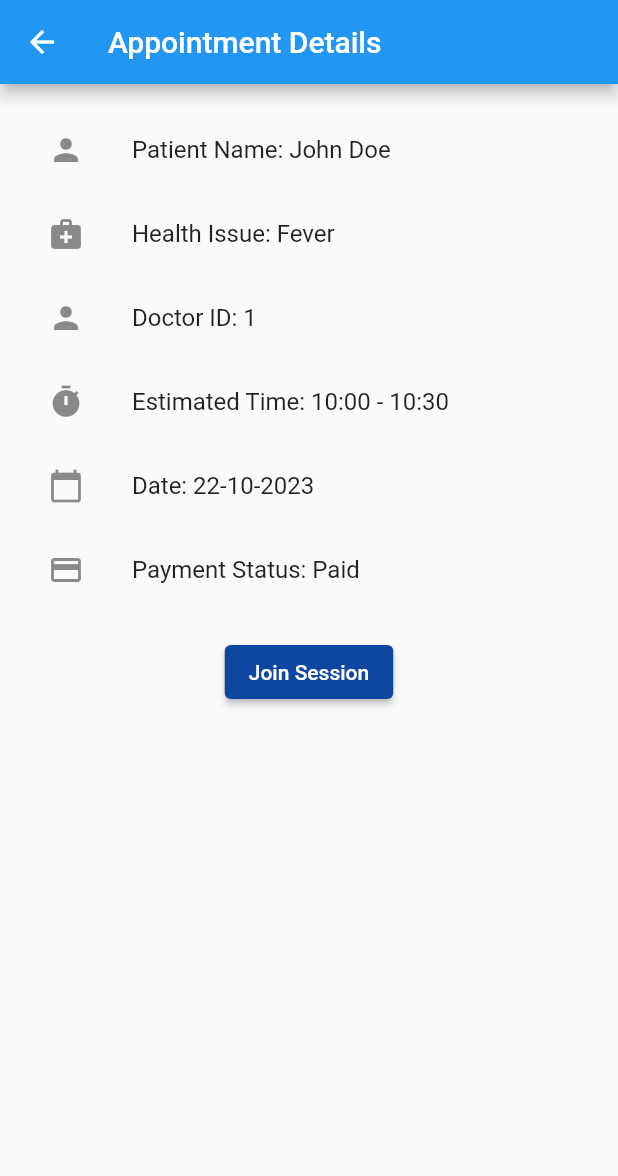
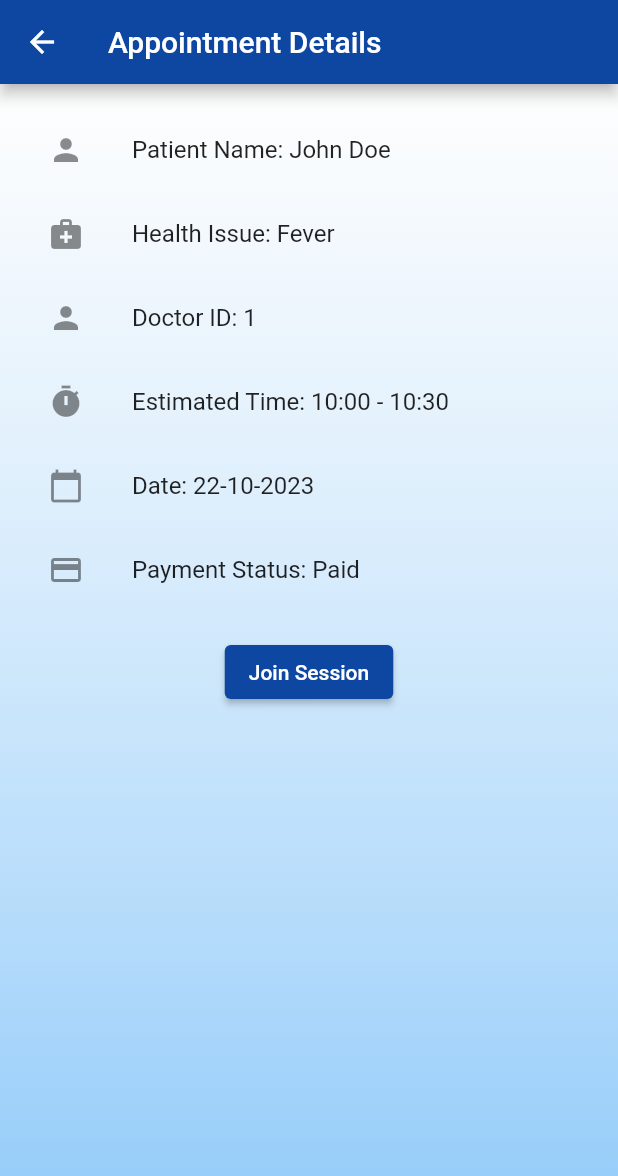
Before and after one commit to sadnamSakib/DP-I, a Flutter app: the AppointmentListPage screen opened directly, after a tap on an icon or button, on a phone screen of 412 x 824 dp. Shown: the top 1176 px of the screen. Run offline on Flutter 3.47's test engine with Material 2 defaults, Android fonts, the phone set to English and light mode, and no system bars; our stand-ins replace cloud_firestore, file_picker, firebase_auth, firebase_core, firebase_storage, fluttertoast and 7 more; missing offline and left inert: android_alarm_manager_plus, openfoodfacts, vertical_weight_slider; accounts and stored records are empty; generated files the repository leaves out were written again.

Commit message:
changes in ui

```diff
--- a/lib/screens/patientInterface/profile/profile.dart
+++ b/lib/screens/patientInterface/profile/profile.dart
@@ -74,7 +74,7 @@ class _ProfileScreenState extends State<ProfileScreen> {
   Widget build(BuildContext context) {
     return Scaffold(
       appBar: AppBar(
-        backgroundColor: Colors.blue.shade800,
+        backgroundColor: Colors.blue.shade900,
         title: Row(
           children: [
             Container(
--- a/lib/screens/patientInterface/viewAppointment/appointmentList.dart
+++ b/lib/screens/patientInterface/viewAppointment/appointmentList.dart
@@ -45,8 +45,18 @@ class _AppointmentListPageState extends State<AppointmentListPage> {
     return Scaffold(
       appBar: AppBar(
         title: Text('View Appointments'),
+        backgroundColor: Colors.blue.shade900,
       ),
-      body: Column(
+      body: Container(
+        decoration: BoxDecoration(
+          gradient: LinearGradient(
+            begin: Alignment.topCenter,
+            end: Alignment.bottomCenter,
+            // colors: [Colors.white70, Colors.blue.shade200],
+            colors: [Colors.white70, Colors.blue.shade200],
+          ),
+        ),
+        child: Column(
           children: [
             TableCalendar(
               calendarFormat: CalendarFormat.week,
@@ -73,6 +83,7 @@ class _AppointmentListPageState extends State<AppointmentListPage> {
             ),
           ],
         ),
+      ),
     );
   }
 }
--- a/lib/screens/patientInterface/viewAppointment/viewAppointmentDetails.dart
+++ b/lib/screens/patientInterface/viewAppointment/viewAppointmentDetails.dart
@@ -19,8 +19,18 @@ class _ViewAppointmentDetailsPageState extends State<ViewAppointmentDetailsPage>
     return Scaffold(
       appBar: AppBar(
         title: Text('Appointment Details'),
+        backgroundColor: Colors.blue.shade900,
       ),
-      body: Padding(
+      body: Container(
+        decoration: BoxDecoration(
+          gradient: LinearGradient(
+            begin: Alignment.topCenter,
+            end: Alignment.bottomCenter,
+            // colors: [Colors.white70, Colors.blue.shade200],
+            colors: [Colors.white70, Colors.blue.shade200],
+          ),
+        ),
+        child: Padding(
           padding: const EdgeInsets.all(16.0),
           child: Column(
             crossAxisAlignment: CrossAxisAlignment.start,
@@ -82,6 +92,7 @@ class _ViewAppointmentDetailsPageState extends State<ViewAppointmentDetailsPage>
             ],
           ),
         ),
+      ),
     );
   }
 }
```
Lines whose indentation alone changed are shown as unchanged.
